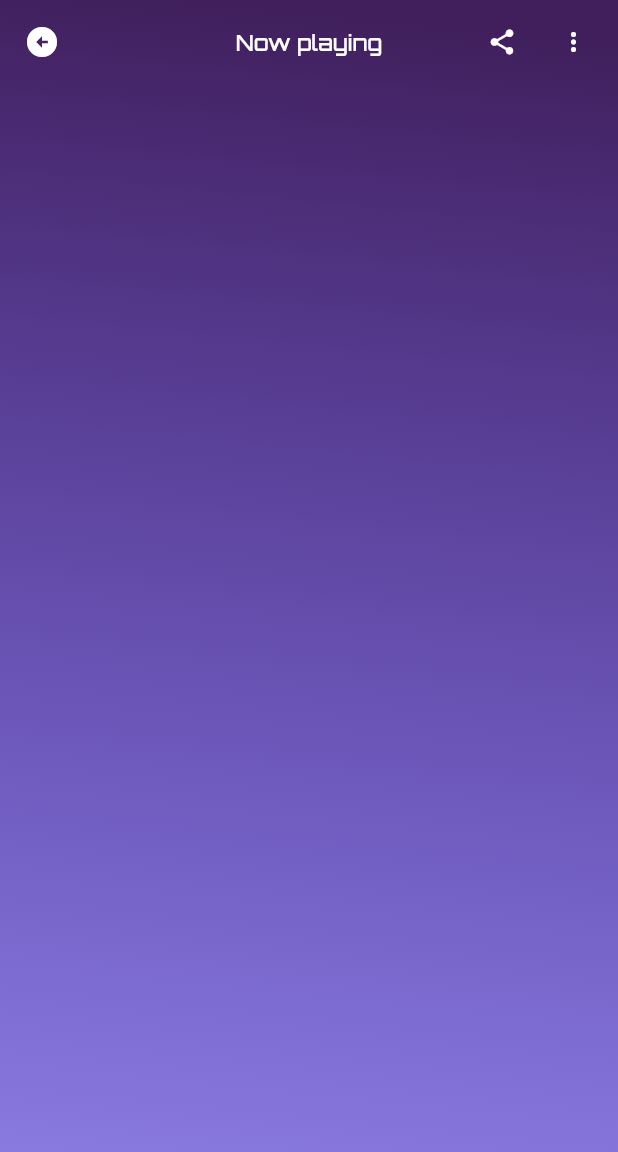
After one commit to ali4hassan9ali2022/music_app, a Flutter app: the PlayView screen opened by its route, on a phone screen of 412 x 824 dp. The commit adds this screen. Shown: the top 1152 px of the screen. Run offline on Flutter 3.47's test engine with Material 3 defaults, Android fonts, the phone set to English and light mode, and no system bars; our stand-ins replace go_router.

Commit message:
create custom app bar to play view

```diff
--- a/lib/Core/Utils/app_router.dart
+++ b/lib/Core/Utils/app_router.dart
@@ -1,6 +1,7 @@
 import 'package:go_router/go_router.dart';
 
 import 'package:music_app/Features/Home/Presentation/Views/home_view.dart';
+import 'package:music_app/Features/Play/Presentation/Views/play_view.dart';
 import 'package:music_app/Features/Splash/Presentation/Views/splash_view.dart';
 import 'package:music_app/Features/on_boarding/Presentation/Views/on_boaeding_view.dart';
 import 'package:music_app/main_view.dart';
@@ -9,6 +10,7 @@ abstract class AppRouter {
   static final kOnBoardingView = "/OnBoardingView";
   static final kHomeView = "/HomeView";
   static final kMainView = "/MainView";
+  static final kPlayView = "/PlayView";
   static final router = GoRouter(
     routes: [
       GoRoute(path: "/", builder: (context, state) => const SplashView()),
@@ -24,6 +26,10 @@ abstract class AppRouter {
         path: kMainView,
         builder: (context, state) => const MainView(),
       ),
+      GoRoute(
+        path: kPlayView,
+        builder: (context, state) => const PlayView(),
+      ),
     ],
   );
 }
--- a/lib/Features/Home/Presentation/Views/Widgets/custom_songs_details_item.dart
+++ b/lib/Features/Home/Presentation/Views/Widgets/custom_songs_details_item.dart
@@ -3,11 +3,13 @@ import 'package:music_app/Core/Utils/app_styles.dart';
 import 'package:music_app/Core/Utils/assets.dart';
 
 class CustomSongsDetailsItem extends StatelessWidget {
-  const CustomSongsDetailsItem({super.key});
-
+  const CustomSongsDetailsItem({super.key, required this.onTap});
+final VoidCallback onTap;
   @override
   Widget build(BuildContext context) {
-    return Column(
+    return GestureDetector(
+      onTap: onTap,
+      child: Column(
         crossAxisAlignment: CrossAxisAlignment.start,
         children: [
           const CustomSongsImage(),
@@ -16,6 +18,7 @@ class CustomSongsDetailsItem extends StatelessWidget {
           const SizedBox(height: 4),
           Text("Selena Gomez", style: AppStyles.styleMedium12(context)),
         ],
+      ),
     );
   }
 }
--- a/lib/Features/Home/Presentation/Views/Widgets/custom_songs_details_list_view.dart
+++ b/lib/Features/Home/Presentation/Views/Widgets/custom_songs_details_list_view.dart
@@ -1,4 +1,6 @@
 import 'package:flutter/material.dart';
+import 'package:go_router/go_router.dart';
+import 'package:music_app/Core/Utils/app_router.dart';
 import 'package:music_app/Features/Home/Presentation/Views/Widgets/custom_songs_details_item.dart';
 
 class CustomSongsDetailsListView extends StatelessWidget {
@@ -16,7 +18,11 @@ class CustomSongsDetailsListView extends StatelessWidget {
           },
           scrollDirection: Axis.horizontal,
           itemBuilder: (context, index) {
-            return const CustomSongsDetailsItem();
+            return CustomSongsDetailsItem(
+              onTap: () {
+                GoRouter.of(context).push(AppRouter.kPlayView);
+              },
+            );
           },
           itemCount: 10,
         ),
--- /dev/null
+++ b/lib/Features/Play/Presentation/Views/Widgets/custom_app_bar_play.dart
@@ -0,0 +1,26 @@
+import 'package:flutter/material.dart';
+import 'package:music_app/Core/Utils/app_styles.dart';
+
+class CustomAppBarPlay extends StatelessWidget implements PreferredSizeWidget {
+  const CustomAppBarPlay({super.key});
+
+  @override
+  Widget build(BuildContext context) {
+    return AppBar(
+      centerTitle: true,
+      backgroundColor: Colors.transparent,
+      leading: const Icon(Icons.arrow_circle_left, color: Colors.white),
+      title: Text("Now playing", style: AppStyles.styleMedium18(context)),
+      actions: [
+        const Icon(Icons.share, size: 20, color: Colors.white),
+        const SizedBox(width: 27.69),
+        const Icon(Icons.more_vert_rounded, size: 20, color: Colors.white),
+        const SizedBox(width: 19.69),
+      ],
+    );
+  }
+
+  @override
+  // TODO: implement preferredSize
+  Size get preferredSize => const Size.fromHeight(kToolbarHeight);
+}
--- /dev/null
+++ b/lib/Features/Play/Presentation/Views/Widgets/play_view_body.dart
@@ -0,0 +1,10 @@
+import 'package:flutter/material.dart';
+
+class PlayViewBody extends StatelessWidget {
+  const PlayViewBody({super.key});
+
+  @override
+  Widget build(BuildContext context) {
+    return Container();
+  }
+}
--- /dev/null
+++ b/lib/Features/Play/Presentation/Views/play_view.dart
@@ -0,0 +1,17 @@
+import 'package:flutter/material.dart';
+import 'package:music_app/Core/Widgets/custom_background.dart';
+import 'package:music_app/Features/Play/Presentation/Views/Widgets/custom_app_bar_play.dart';
+import 'package:music_app/Features/Play/Presentation/Views/Widgets/play_view_body.dart';
+
+class PlayView extends StatelessWidget {
+  const PlayView({super.key});
+
+  @override
+  Widget build(BuildContext context) {
+    return const Scaffold(
+      extendBodyBehindAppBar: true,
+      appBar: CustomAppBarPlay(),
+      body: CustomBackground(child: PlayViewBody()),
+    );
+  }
+}
```
Lines whose indentation alone changed are shown as unchanged.
